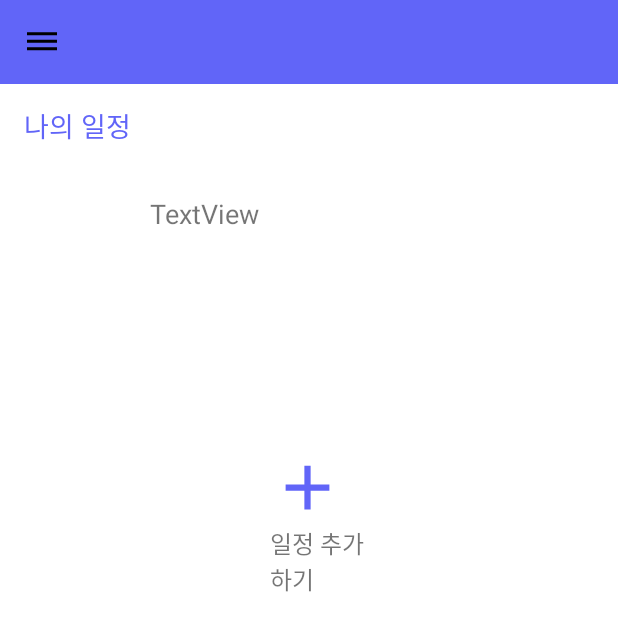
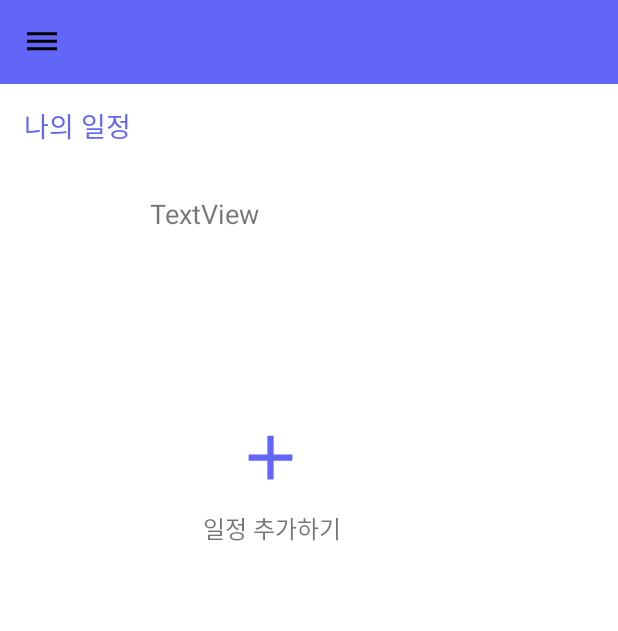
Before and after one commit to minzee09/guru2_15, an Android app: the MainActivity screen opened directly, with no data from a screen before it, on a phone screen of 412 x 824 dp. Shown: the top 631 px of the screen. Run offline under Robolectric (Android 15) with nearby library versions, the phone set to English and light mode, and no system bars; our stand-ins replace Firebase (no records; nobody signed in at launch, a user with empty details on screens opened directly).

Commit message:
home.xml

```diff
--- a/app/src/main/res/layout/activity_main.xml
+++ b/app/src/main/res/layout/activity_main.xml
@@ -60,10 +60,8 @@
             android:id="@+id/addScheBtn"
             android:layout_width="50dp"
             android:layout_height="50dp"
-            android:layout_marginStart="180dp"
-            android:layout_marginTop="300dp"
-            android:layout_marginEnd="181dp"
-            android:layout_marginBottom="304dp"
+            android:layout_marginStart="155dp"
+            android:layout_marginTop="280dp"
             android:background="@drawable/ic_baseline_add_24"
             android:backgroundTint="@color/main3"
             app:layout_constraintBottom_toBottomOf="parent"
@@ -74,9 +72,8 @@
         <TextView
             android:layout_width="119dp"
             android:layout_height="wrap_content"
-            android:layout_marginStart="180dp"
-            android:layout_marginTop="350dp"
-            android:layout_marginEnd="165dp"
+            android:layout_marginStart="135dp"
+            android:layout_marginTop="340dp"
             android:text="일정 추가하기"
             android:textSize="16sp"
             app:layout_constraintEnd_toEndOf="parent"
```
